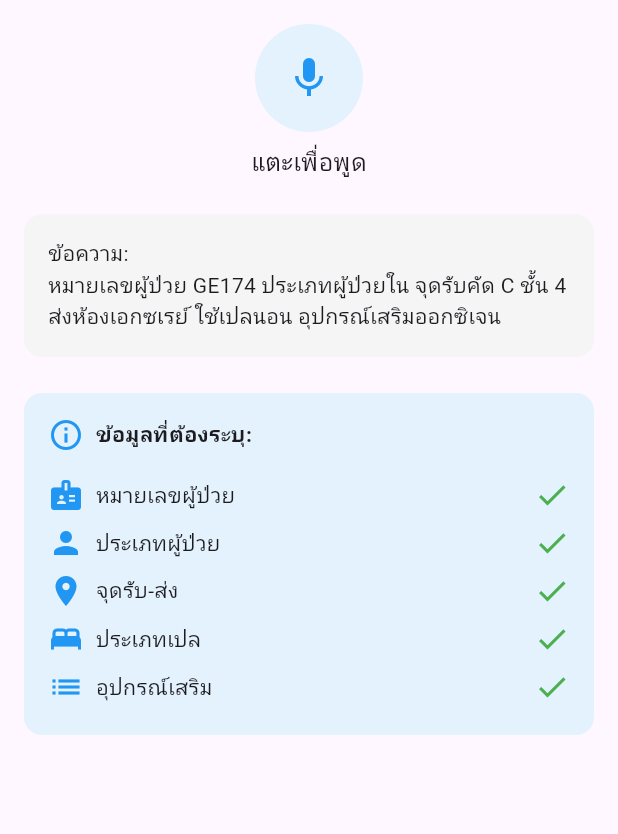
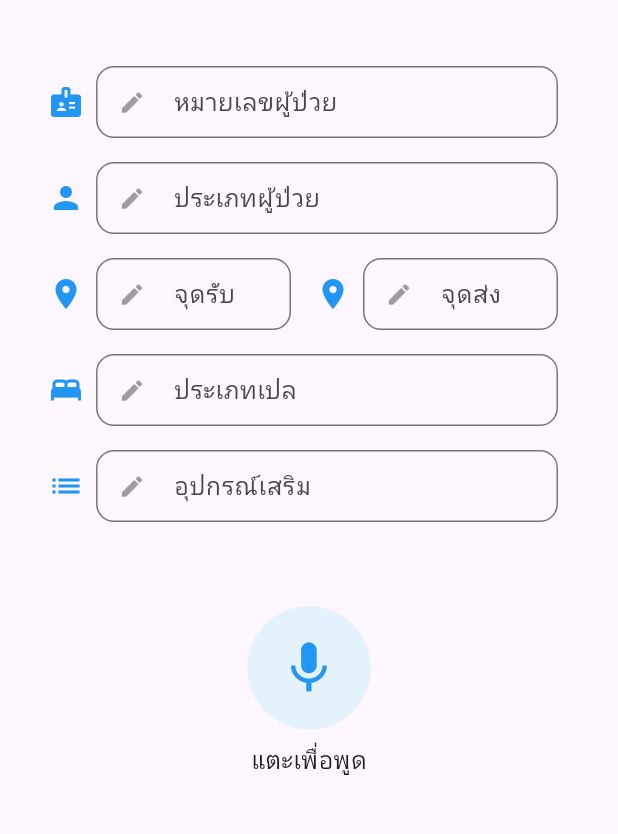
Before and after one commit to AkumaShachi/Application-for-Calling-Patient-Stretcher-in-Hospital, a Flutter app: the NurseAddCaseScreen screen opened directly, on a phone screen of 412 x 824 dp, the part 84-918 px from its top. Run offline on Flutter 3.47's test engine with Material 3 defaults, Android fonts, the phone set to English and light mode, and no system bars.

Commit message:
change theme screen

```diff
--- a/flutter_application_1/lib/main.dart
+++ b/flutter_application_1/lib/main.dart
@@ -1,5 +1,8 @@
 import 'package:flutter/material.dart';
 import 'loginscreen.dart';
+import 'nurses_screen/nurse_add_case.dart';
+import 'nurses_screen/nurse_ex-post_case.dart';
+import 'registerscreen.dart';
 
 void main() {
   runApp(const MyApp());
@@ -13,7 +16,7 @@ class MyApp extends StatelessWidget {
   Widget build(BuildContext context) {
     return MaterialApp(
       title: 'AppName',
-      home: LoginScreen(),
+      home: NurseAddCaseScreen(),
       debugShowCheckedModeBanner: false,
     );
   }
--- a/flutter_application_1/lib/nurses_screen/nurse_add_case.dart
+++ b/flutter_application_1/lib/nurses_screen/nurse_add_case.dart
@@ -1,4 +1,7 @@
 import 'package:flutter/material.dart';
+import 'dart:math';
+
+import 'nurse_ex-post_case.dart';
 
 class NurseAddCaseScreen extends StatefulWidget {
   const NurseAddCaseScreen({super.key});
@@ -7,6 +10,25 @@ class NurseAddCaseScreen extends StatefulWidget {
 }
 
 class _NurseAddCaseScreenState extends State<NurseAddCaseScreen> {
+  // controller สำหรับแต่ละช่อง
+  final TextEditingController patientIdController = TextEditingController();
+  final TextEditingController patientTypeController = TextEditingController();
+  final TextEditingController receivePointController = TextEditingController();
+  final TextEditingController sendPointController = TextEditingController();
+  final TextEditingController stretcherTypeController = TextEditingController();
+  final TextEditingController equipmentController = TextEditingController();
+
+  @override
+  void dispose() {
+    patientIdController.dispose();
+    patientTypeController.dispose();
+    receivePointController.dispose();
+    sendPointController.dispose();
+    stretcherTypeController.dispose();
+    equipmentController.dispose();
+    super.dispose();
+  }
+
   @override
   Widget build(BuildContext context) {
     return Scaffold(
@@ -30,7 +52,12 @@ class _NurseAddCaseScreenState extends State<NurseAddCaseScreen> {
         actions: [
           TextButton(
             onPressed: () {
-              // save logic here
+              Navigator.push(
+                context,
+                MaterialPageRoute(
+                  builder: (context) => const NurseExCaseScreen(),
+                ),
+              );
             },
             child: const Text(
               'บันทึก',
@@ -45,14 +72,60 @@ class _NurseAddCaseScreenState extends State<NurseAddCaseScreen> {
         padding: const EdgeInsets.all(16.0),
         child: Column(
           children: [
+            Container(
+              width: double.infinity,
+              padding: const EdgeInsets.all(16),
+              child: Column(
+                crossAxisAlignment: CrossAxisAlignment.start,
+                children: [
+                  const SizedBox(height: 12),
+                  _inputItem(
+                    Icons.badge,
+                    'หมายเลขผู้ป่วย',
+                    patientIdController,
+                  ),
+                  _inputItem(
+                    Icons.person,
+                    'ประเภทผู้ป่วย',
+                    patientTypeController,
+                  ),
+                  Row(
+                    children: [
+                      Expanded(
+                        child: _inputItem(
+                          Icons.location_on,
+                          'จุดรับ',
+                          receivePointController,
+                        ),
+                      ),
+                      const SizedBox(width: 8),
+                      Expanded(
+                        child: _inputItem(
+                          Icons.location_on,
+                          'จุดส่ง',
+                          sendPointController,
+                        ),
+                      ),
+                    ],
+                  ),
+                  _inputItem(Icons.bed, 'ประเภทเปล', stretcherTypeController),
+                  _inputItem(Icons.list, 'อุปกรณ์เสริม', equipmentController),
+                ],
+              ),
+            ),
+            const SizedBox(height: 24),
             // 🔵 Mic button
             Column(
               children: [
                 CircleAvatar(
-                  radius: 36,
+                  radius: min(MediaQuery.of(context).size.width * 0.1, 100),
                   backgroundColor: Colors.blue[50],
                   child: IconButton(
-                    icon: const Icon(Icons.mic, size: 32, color: Colors.blue),
+                    icon: Icon(
+                      Icons.mic,
+                      size: min(MediaQuery.of(context).size.width * 0.1, 100),
+                      color: Colors.blue,
+                    ),
                     onPressed: () {
                       // ใส่ logic สำหรับเริ่มพูดตรงนี้
                     },
@@ -62,70 +135,50 @@ class _NurseAddCaseScreenState extends State<NurseAddCaseScreen> {
                 const Text('แตะเพื่อพูด', style: TextStyle(fontSize: 16)),
               ],
             ),
-            const SizedBox(height: 24),
-
-            // 🗒️ ข้อความที่พูด
-            Container(
-              width: double.infinity,
-              padding: const EdgeInsets.all(16),
-              decoration: BoxDecoration(
-                color: Colors.grey[100],
-                borderRadius: BorderRadius.circular(12),
-              ),
-              child: const Text(
-                'ข้อความ:\nหมายเลขผู้ป่วย GE174 ประเภทผู้ป่วยใน จุดรับคัด C ชั้น 4 ส่งห้องเอกซเรย์ ใช้เปลนอน อุปกรณ์เสริมออกซิเจน',
-                style: TextStyle(fontSize: 14),
-              ),
-            ),
-            const SizedBox(height: 24),
-
-            // ✅ ข้อมูลที่ต้องระบุ
-            Container(
-              width: double.infinity,
-              padding: const EdgeInsets.all(16),
-              decoration: BoxDecoration(
-                color: Colors.blue[50],
-                borderRadius: BorderRadius.circular(12),
-              ),
-              child: Column(
-                crossAxisAlignment: CrossAxisAlignment.start,
-                children: [
-                  const Row(
-                    children: [
-                      Icon(Icons.info_outline, color: Colors.blue),
-                      SizedBox(width: 8),
-                      Text(
-                        'ข้อมูลที่ต้องระบุ:',
-                        style: TextStyle(fontWeight: FontWeight.bold),
-                      ),
-                    ],
-                  ),
-                  const SizedBox(height: 12),
-                  _checkItem(Icons.badge, 'หมายเลขผู้ป่วย'),
-                  _checkItem(Icons.person, 'ประเภทผู้ป่วย'),
-                  _checkItem(Icons.location_on, 'จุดรับ-ส่ง'),
-                  _checkItem(Icons.bed, 'ประเภทเปล'),
-                  _checkItem(Icons.list, 'อุปกรณ์เสริม'),
-                ],
-              ),
-            ),
           ],
         ),
       ),
     );
   }
 
-  // ✅ Helper สำหรับรายการเช็ค
-  Widget _checkItem(IconData icon, String label) {
+  Widget _inputItem(
+    IconData icon,
+    String label,
+    TextEditingController controller,
+  ) {
     return Padding(
-      padding: const EdgeInsets.symmetric(vertical: 4),
+      padding: const EdgeInsets.only(bottom: 16.0),
       child: Row(
         children: [
           Icon(icon, color: Colors.blue),
           const SizedBox(width: 8),
-          Text(label),
-          const Spacer(),
-          const Icon(Icons.check, color: Colors.green),
+          Expanded(
+            child: TextFormField(
+              controller: controller,
+              decoration: InputDecoration(
+                labelText: label,
+                isDense: true,
+                contentPadding: const EdgeInsets.symmetric(vertical: 8),
+                border: OutlineInputBorder(
+                  borderRadius: BorderRadius.circular(12),
+                ),
+                prefixIcon: const Icon(
+                  Icons.edit,
+                  size: 18,
+                  color: Colors.grey,
+                ),
+              ),
+              onChanged: (_) => setState(() {}),
+              validator:
+                  (value) =>
+                      value == null || value.isEmpty
+                          ? 'กรุณากรอก $label'
+                          : null,
+            ),
+          ),
+          const SizedBox(width: 8),
+          if (controller.text.isNotEmpty)
+            const Icon(Icons.check, color: Colors.green),
         ],
       ),
     );
```
Also changed, not shown: flutter_application_1/lib/loginscreen.dart (+17 -17 lines), flutter_application_1/lib/nurses_screen/nurse_ex-post_case.dart (+54 -64 lines).
